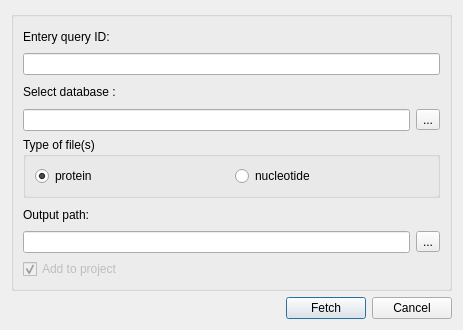
violethaze74/ugene, file src/plugins/external_tool_support/src/ui/BlastDBCmdDialog.ui: the form before one commit.
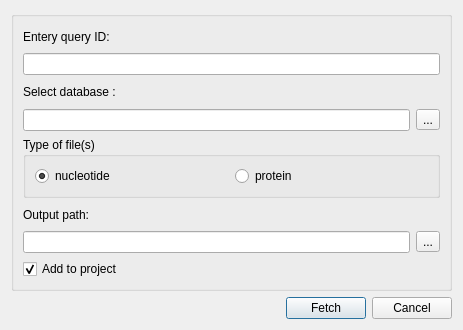
The form after the commit.

Commit message: UGENE-1105: finish feature for load sequences from local BLAST database

```diff
--- a/src/plugins/external_tool_support/src/ui/BlastDBCmdDialog.ui
+++ b/src/plugins/external_tool_support/src/ui/BlastDBCmdDialog.ui
@@ -67,21 +67,24 @@
          <string>Type of file(s)</string>
         </property>
         <layout class="QHBoxLayout" name="horizontalLayout">
-         <item>
-          <widget class="QRadioButton" name="proteinTypeRadioButton">
-           <property name="text">
-            <string>protein</string>
-           </property>
-           <property name="checked">
-            <bool>true</bool>
-           </property>
-          </widget>
-         </item>
          <item>
           <widget class="QRadioButton" name="nucleotideTypeRadioButton">
            <property name="text">
             <string>nucleotide</string>
            </property>
+           <property name="checked">
+            <bool>true</bool>
+           </property>
+          </widget>
+         </item>
+         <item>
+          <widget class="QRadioButton" name="proteinTypeRadioButton">
+           <property name="text">
+            <string>protein</string>
+           </property>
+           <property name="checked">
+            <bool>false</bool>
+           </property>
           </widget>
          </item>
         </layout>
@@ -115,7 +118,7 @@
       <item>
        <widget class="QCheckBox" name="checkBox">
         <property name="enabled">
-         <bool>false</bool>
+         <bool>true</bool>
         </property>
         <property name="text">
          <string>Add to project</string>
```
Left out of the diff: 2 changed lines with no effect on the pictures. The commit also changes 6 other files.
